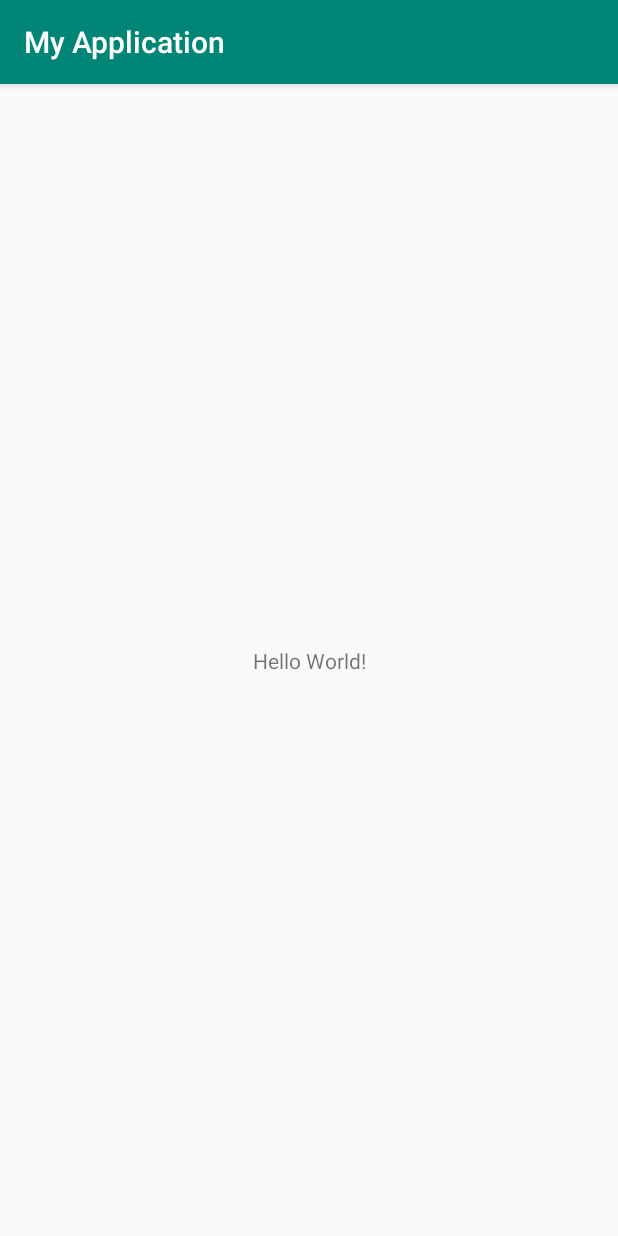
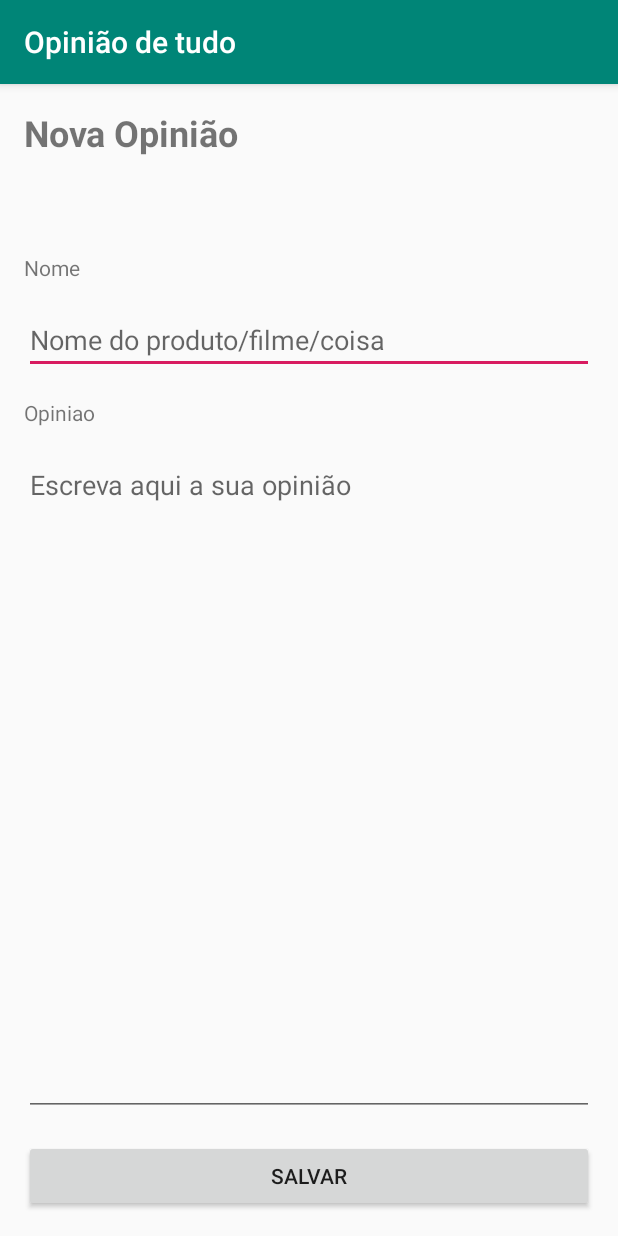
Before and after one commit to francisleal/opiniaodetudo, an Android app: the screen it shows after launch (MainActivity), on a phone screen of 412 x 824 dp. Run offline under Robolectric (Android 15) with nearby library versions, the phone set to English and light mode, and no system bars.

Commit message:
iteracao com usuario

```diff
--- a/app/src/main/java/com/minhaopiniao/opiniaodetudo/MainActivity.kt
+++ b/app/src/main/java/com/minhaopiniao/opiniaodetudo/MainActivity.kt
@@ -2,11 +2,24 @@ package com.minhaopiniao.opiniaodetudo
 
 import androidx.appcompat.app.AppCompatActivity
 import android.os.Bundle
+import android.widget.Button
+import android.widget.TextView
+import android.widget.Toast
 
 class MainActivity : AppCompatActivity() {
 
     override fun onCreate(savedInstanceState: Bundle?) {
         super.onCreate(savedInstanceState)
         setContentView(R.layout.activity_main)
+
+        val buttonSave = findViewById<Button>(R.id.button_save)
+        val textViewName = findViewById<TextView>(R.id.input_nome)
+        val textViewReview = findViewById<TextView>(R.id.input_review)
+
+        buttonSave.setOnClickListener {
+            val name = textViewName.text
+            val review = textViewReview.text
+            Toast.makeText(this, "Nome:$name - Opinião:$review", Toast.LENGTH_LONG).show();
+        }
     }
 }
--- a/app/src/main/res/layout/activity_main.xml
+++ b/app/src/main/res/layout/activity_main.xml
@@ -7,12 +7,67 @@
     tools:context=".MainActivity">
 
     <TextView
+        android:text="@string/label_nova_opiniao"
         android:layout_width="wrap_content"
         android:layout_height="wrap_content"
-        android:text="Hello World!"
+        android:id="@+id/textView" app:layout_constraintStart_toStartOf="parent" android:layout_marginLeft="16dp"
+        android:layout_marginStart="16dp" app:layout_constraintTop_toTopOf="parent"
+        android:layout_marginTop="16dp" android:textSize="24sp" android:textStyle="bold"/>
+
+    <TextView
+        android:text="@string/label_nome"
+        android:layout_width="wrap_content"
+        android:layout_height="wrap_content"
+        android:id="@+id/textView2" android:layout_marginTop="64dp"
+        app:layout_constraintTop_toBottomOf="@+id/textView" app:layout_constraintStart_toStartOf="parent"
+        android:layout_marginLeft="16dp" android:layout_marginStart="16dp"/>
+
+    <EditText
+        android:layout_width="0dp"
+        android:layout_height="wrap_content"
+        android:inputType="text"
+        android:ems="10"
+        android:id="@+id/input_nome" android:layout_marginTop="16dp"
+        app:layout_constraintTop_toBottomOf="@+id/textView2" app:layout_constraintStart_toStartOf="parent"
+        android:layout_marginLeft="16dp" android:layout_marginStart="16dp" android:layout_marginEnd="16dp"
+        app:layout_constraintEnd_toEndOf="parent" android:layout_marginRight="16dp"
+        android:hint="@string/input_name"/>
+
+    <TextView
+        android:text="@string/label_opiniao"
+        android:layout_width="wrap_content"
+        android:layout_height="wrap_content"
+        android:id="@+id/textView6" app:layout_constraintStart_toStartOf="parent" android:layout_marginLeft="16dp"
+        android:layout_marginStart="16dp" android:layout_marginTop="16dp"
+        app:layout_constraintTop_toBottomOf="@+id/input_nome"/>
+
+    <EditText
+        android:layout_width="0dp"
+        android:layout_height="0dp"
+        android:inputType="textMultiLine"
+        android:gravity="start|top"
+        android:ems="10"
+        android:id="@+id/input_review" android:layout_marginStart="16dp"
+        app:layout_constraintStart_toStartOf="parent" android:layout_marginLeft="16dp"
+        android:layout_marginTop="16dp"
+        app:layout_constraintTop_toBottomOf="@+id/textView6" android:layout_marginEnd="16dp"
+        app:layout_constraintEnd_toEndOf="parent" android:layout_marginRight="16dp"
+        android:layout_marginBottom="16dp"
+        app:layout_constraintBottom_toTopOf="@+id/button_save" android:hint="@string/input_opinicao"/>
+
+    <Button
+        android:id="@+id/button_save"
+        android:layout_width="0dp"
+        android:layout_height="wrap_content"
+        android:layout_marginStart="16dp"
+        android:layout_marginLeft="16dp"
+        android:layout_marginEnd="16dp"
+        android:layout_marginRight="16dp"
+        android:layout_marginBottom="16dp"
+        android:text="@string/lavel_btn_salvar"
         app:layout_constraintBottom_toBottomOf="parent"
-        app:layout_constraintLeft_toLeftOf="parent"
-        app:layout_constraintRight_toRightOf="parent"
-        app:layout_constraintTop_toTopOf="parent" />
+        app:layout_constraintEnd_toEndOf="parent"
+        app:layout_constraintStart_toStartOf="parent" />
+
 
 </androidx.constraintlayout.widget.ConstraintLayout>
--- a/app/src/main/res/values/strings.xml
+++ b/app/src/main/res/values/strings.xml
@@ -1,3 +1,9 @@
 <resources>
-    <string name="app_name">My Application</string>
+    <string name="app_name">Opinião de tudo</string>
+    <string name="label_nova_opiniao">Nova Opinião</string>
+    <string name="label_nome">Nome</string>
+    <string name="label_opiniao">Opiniao</string>
+    <string name="input_name">Nome do produto/filme/coisa</string>
+    <string name="input_opinicao">Escreva aqui a sua opinião</string>
+    <string name="lavel_btn_salvar">Salvar</string>
 </resources>
```
